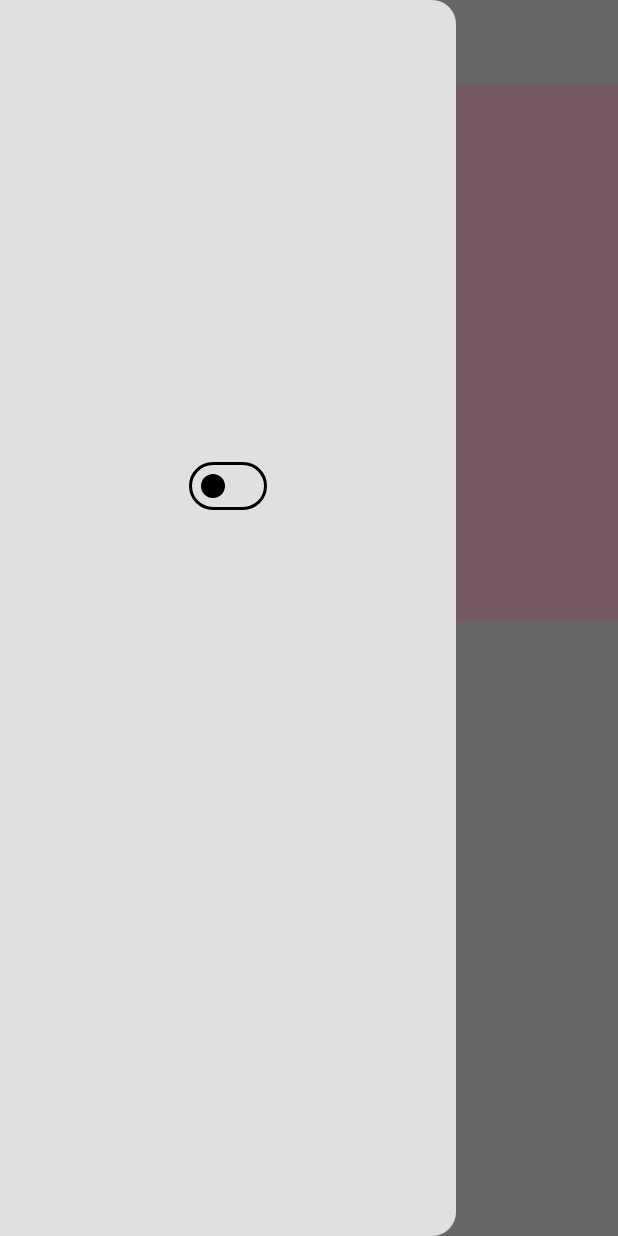
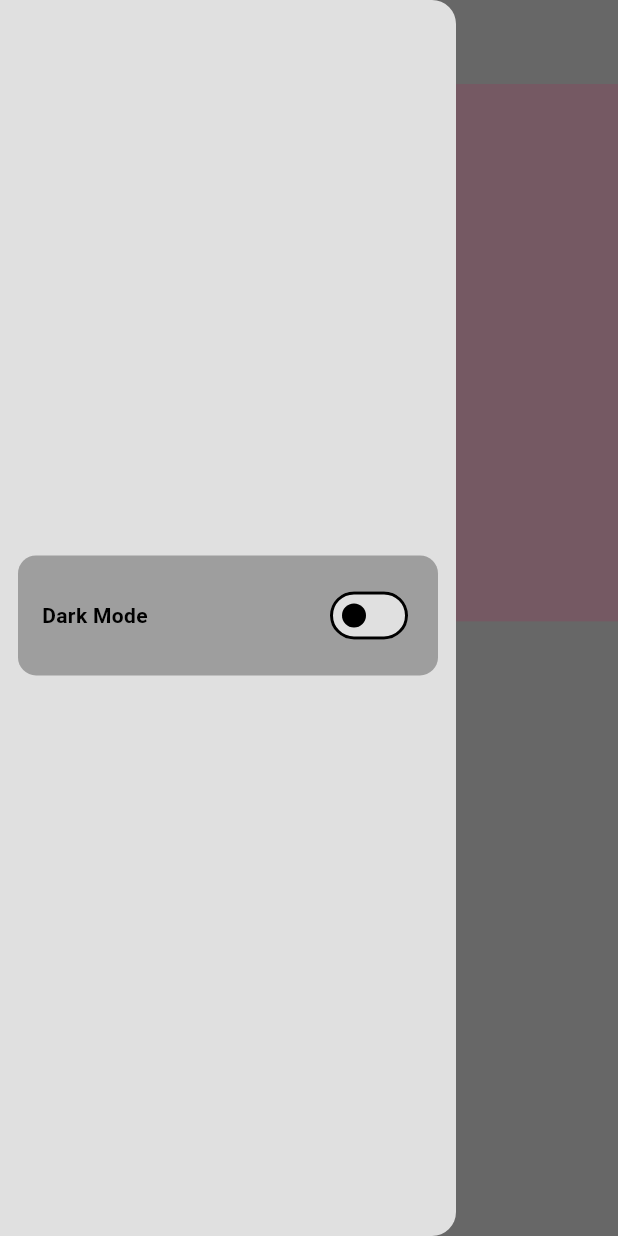
Before and after one commit to Zweycinder/zweyWalker, a Flutter app: the HomeScreen screen opened directly, with the side drawer open, on a phone screen of 412 x 824 dp. Run offline on Flutter 3.47's test engine with Material 3 defaults, Android fonts, the phone set to English and light mode, and no system bars; our stand-ins replace flutter_screenutil; missing offline and left inert: flutter_blue_classic.

Commit message:
setstate working by changing provider to listenerprovider

```diff
--- a/lib/main.dart
+++ b/lib/main.dart
@@ -7,7 +7,7 @@ import 'package:zwey_walker/theme/light_theme.dart';
 import 'package:zwey_walker/theme/theme_provider.dart';
 
 void main() {
-  runApp(Provider(
+  runApp(ListenableProvider(
     create: (context) => ThemeProvider(),
     child: const MyApp(),
   ));
--- a/lib/widgets/drawer.dart
+++ b/lib/widgets/drawer.dart
@@ -1,4 +1,5 @@
 import 'package:flutter/material.dart';
+import 'package:flutter_screenutil/flutter_screenutil.dart';
 import 'package:provider/provider.dart';
 import 'package:zwey_walker/theme/theme_provider.dart';
 
@@ -10,17 +11,34 @@ class MyDrawer extends StatelessWidget {
     return Drawer(
       child: Column(
         children: [
-          SizedBox(
-            height: 300,
+          Container(
+            height: 300.h,
           ),
+          Container(
+            decoration: BoxDecoration(
+              color: Theme.of(context).colorScheme.primary,
+              borderRadius: BorderRadius.circular(12),
+            ),
+            padding: const EdgeInsets.all(16),
+            margin: const EdgeInsets.all(12),
+            child: Row(
+              children: [
+                const Text(
+                  "Dark Mode",
+                  style: TextStyle(
+                    fontWeight: FontWeight.bold,
+                  ),
+                ),
+                Spacer(),
                 Switch(
                   activeColor: Colors.green,
-            value:
-                Provider.of<ThemeProvider>(context).themeMode == ThemeMode.dark
+                  value: Provider.of<ThemeProvider>(context).themeMode ==
+                          ThemeMode.dark
                       ? true
                       : false,
                   onChanged: (value) {
-              ThemeProvider themeProvider = Provider.of(context, listen: false);
+                    ThemeProvider themeProvider =
+                        Provider.of(context, listen: false);
                     if (themeProvider.themeMode == ThemeMode.light) {
                       themeProvider.setTheme(ThemeMode.dark);
                     } else {
@@ -30,6 +48,9 @@ class MyDrawer extends StatelessWidget {
                 )
               ],
             ),
+          ),
+        ],
+      ),
     );
   }
 }
```
Lines whose indentation alone changed are shown as unchanged.
